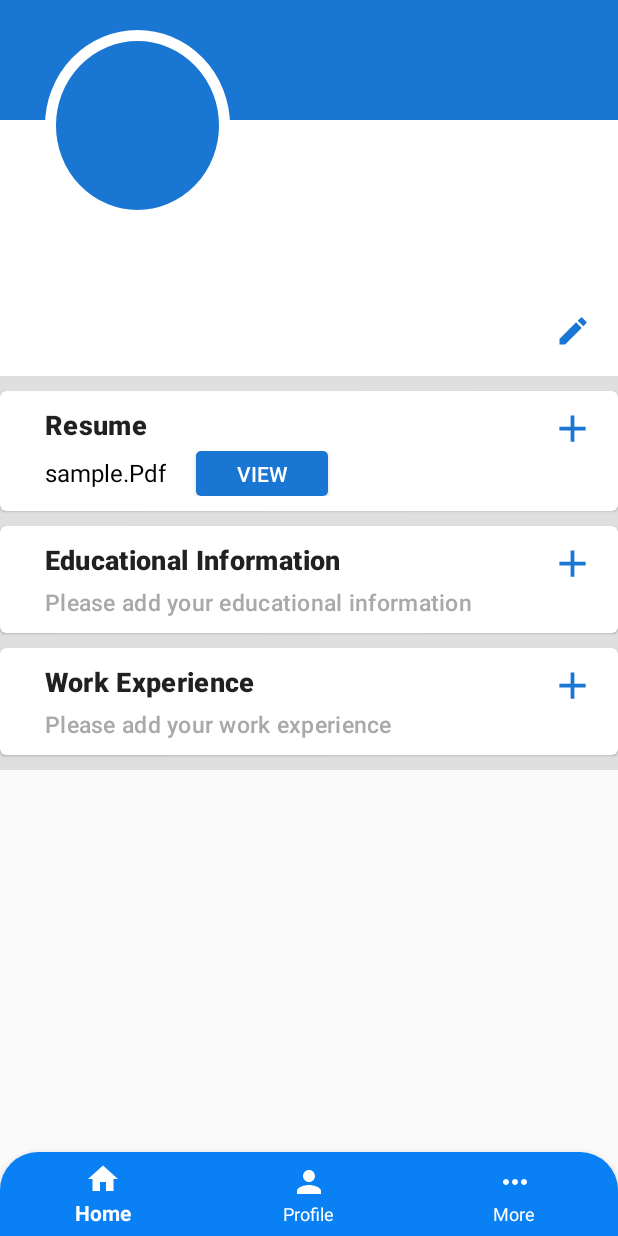
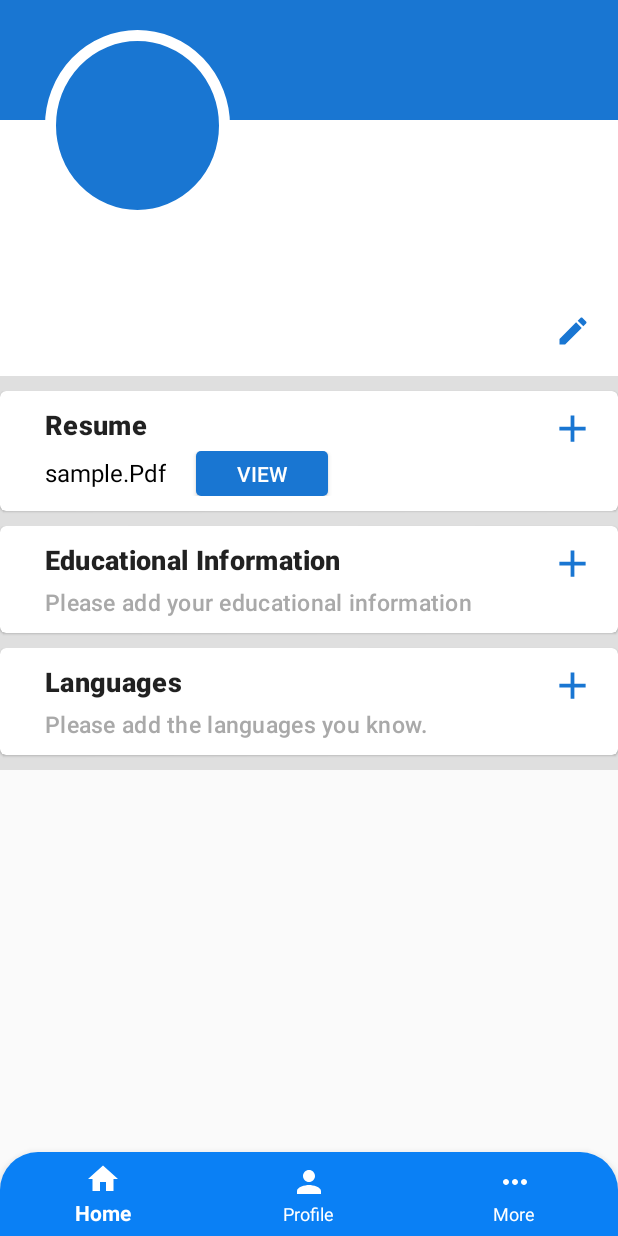
Before and after one commit to stevenjosh011000/LJobs, an Android app: the fragment ProfileFragment placed in its activity, on a phone screen of 412 x 824 dp. Run offline under Robolectric (Android 15) with nearby library versions, the phone set to English and light mode, and no system bars; our stand-ins replace data binding; 6 statements that could not run were skipped.

Commit message:
12-09-2022

```diff
--- a/app/src/main/java/com/example/ljobs/LoginActivity.kt
+++ b/app/src/main/java/com/example/ljobs/LoginActivity.kt
@@ -55,6 +55,12 @@ class LoginActivity : AppCompatActivity() {
                             Toast.LENGTH_SHORT
                         ).show()
                     }
+                }else{
+                    Toast.makeText(
+                        this@LoginActivity,
+                        "Invalid Email or Password",
+                        Toast.LENGTH_SHORT
+                    ).show()
                 }
             }
         }
--- a/app/src/main/res/drawable/circle.xml
+++ b/app/src/main/res/drawable/circle.xml
@@ -1,8 +1,13 @@
 <?xml version="1.0" encoding="utf-8"?>
 <shape xmlns:android="http://schemas.android.com/apk/res/android"
     android:shape="oval">
+
     <stroke
         android:width="7dp"
         android:color="@color/white"/>
     <solid android:color="@color/dark_blue"></solid>
+    <size
+        android:width="120dp"
+        android:height="120dp"/>
+
 </shape>
--- a/app/src/main/res/layout/fragment_profile.xml
+++ b/app/src/main/res/layout/fragment_profile.xml
@@ -264,7 +264,7 @@
                         <TextView
                             android:layout_width="wrap_content"
                             android:layout_height="wrap_content"
-                            android:text="@string/work_experience"
+                            android:text="Languages"
                             android:textStyle="bold"
                             android:textSize="18sp"
                             android:textAppearance="?attr/textAppearanceHeadline6"
@@ -292,7 +292,7 @@
                         <TextView
                             android:layout_width="wrap_content"
                             android:layout_height="wrap_content"
-                            android:text="@string/please_add_your_work_experience"
+                            android:text="Please add the languages you know."
                             android:textColor="@color/dark_gray"
                             android:textSize="15sp"
                             android:textAppearance="?attr/textAppearanceHeadline6"
```
Also changed, not shown: app/src/main/java/com/example/ljobs/fragments/ProfileFragment.kt (+8 -7 lines), app/src/main/res/layout/dialog_education_info.xml (renamed from app/src/main/res/layout/dialog_resume_upload.xml).
